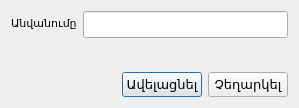
Before: the Qt Designer form src/addstore.ui in ADCompany/AD-Farm, drawn with Qt 5.
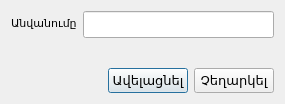
After: the same form once the commit is applied. Icons and pictures are not drawn.

Patch:
```diff
--- a/src/addstore.ui
+++ b/src/addstore.ui
@@ -6,8 +6,8 @@
    <rect>
     <x>0</x>
     <y>0</y>
-    <width>299</width>
-    <height>108</height>
+    <width>285</width>
+    <height>104</height>
    </rect>
   </property>
   <property name="windowTitle">
```
